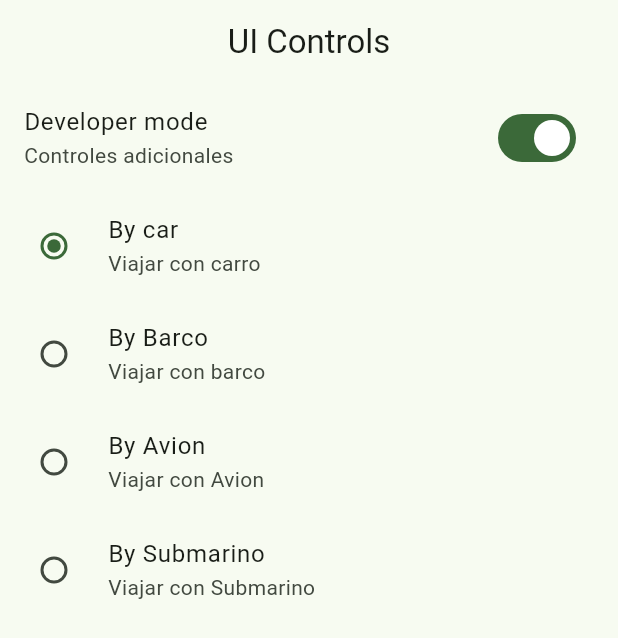
After one commit to hernanspc/WidgetsApp, a Flutter app: the UiControlsScreen screen opened by its route, on a phone screen of 412 x 824 dp. The commit adds this screen. Shown: the top 638 px of the screen. Run offline on Flutter 3.47's test engine with Material 2 defaults, Android fonts, the phone set to English and light mode, and no system bars; our stand-ins replace go_router.

Commit message:
controles list radio

```diff
--- a/lib/config/menu/menu_items.dart
+++ b/lib/config/menu/menu_items.dart
@@ -45,4 +45,10 @@ const appMenuItems = <MenuItem>[
     link: '/animated',
     icon: Icons.check_box_outline_blank_rounded,
   ),
+  MenuItem(
+    title: 'Ui controls + Tiles',
+    subTitle: 'Una serie de controles de Flutter',
+    link: '/ui-controls',
+    icon: Icons.car_rental_outlined,
+  ),
 ];
--- a/lib/config/router/app_router.dart
+++ b/lib/config/router/app_router.dart
@@ -2,6 +2,7 @@ import 'package:go_router/go_router.dart';
 import 'package:widgets_app/presentation/screens/animated/animated_screen.dart';
 import 'package:widgets_app/presentation/screens/screens.dart';
 import 'package:widgets_app/presentation/screens/snackbars/snackbars_screen.dart';
+import 'package:widgets_app/presentation/screens/ui-controls/ui_controls.dart';
 
 /// The route configuration.
 final appRouter = GoRouter(
@@ -37,5 +38,10 @@ final appRouter = GoRouter(
       name: AnimatedScreen.name,
       builder: (context, GoRouterState state) => const AnimatedScreen(),
     ),
+    GoRoute(
+      path: '/ui-controls',
+      name: UiControlsScreen.name,
+      builder: (context, GoRouterState state) => const UiControlsScreen(),
+    ),
   ],
 );
--- /dev/null
+++ b/lib/presentation/screens/ui-controls/ui_controls.dart
@@ -0,0 +1,86 @@
+import 'package:flutter/material.dart';
+
+class UiControlsScreen extends StatelessWidget {
+  static const name = 'uicontrols_screen';
+  const UiControlsScreen({super.key});
+
+  @override
+  Widget build(BuildContext context) {
+    return Scaffold(
+      appBar: AppBar(
+        title: const Text('UI Controls'),
+      ),
+      body: _UiControlsView(),
+    );
+  }
+}
+
+class _UiControlsView extends StatefulWidget {
+  const _UiControlsView({
+    super.key,
+  });
+
+  @override
+  State<_UiControlsView> createState() => _UiControlsViewState();
+}
+
+enum Transportation { car, plane, boat, submarine }
+
+class _UiControlsViewState extends State<_UiControlsView> {
+  bool isDeveloper = true;
+  Transportation selectedTransportation = Transportation.car;
+  @override
+  Widget build(BuildContext context) {
+    return ListView(
+      physics: const ClampingScrollPhysics(),
+      children: [
+        SwitchListTile(
+          title: const Text('Developer mode'),
+          subtitle: const Text('Controles adicionales'),
+          value: isDeveloper,
+          onChanged: (value) {
+            setState(() {
+              isDeveloper = !isDeveloper;
+            });
+          },
+        ),
+        RadioListTile(
+          title: const Text('By car'),
+          subtitle: const Text('Viajar con carro'),
+          value: Transportation.car,
+          groupValue: selectedTransportation,
+          onChanged: (value) => setState(() {
+            selectedTransportation = Transportation.car;
+          }),
+        ),
+        RadioListTile(
+          title: const Text('By Barco'),
+          subtitle: const Text('Viajar con barco'),
+          value: Transportation.boat,
+          groupValue: selectedTransportation,
+          onChanged: (value) => setState(() {
+            selectedTransportation = Transportation.boat;
+          }),
+        ),
+        RadioListTile(
+          title: const Text('By Avion'),
+          subtitle: const Text('Viajar con Avion'),
+          value: Transportation.plane,
+          groupValue: selectedTransportation,
+          onChanged: (value) => setState(() {
+            selectedTransportation = Transportation.plane;
+          }),
+        ),
+        RadioListTile(
+          title: const Text('By Submarino'),
+          subtitle: const Text('Viajar con Submarino'),
+          value: Transportation.submarine,
+          groupValue: selectedTransportation,
+          onChanged: (value) => setState(() {
+            selectedTransportation = Transportation.submarine;
+          }),
+        ),
+      ],
+    );
+  }
+}
```
